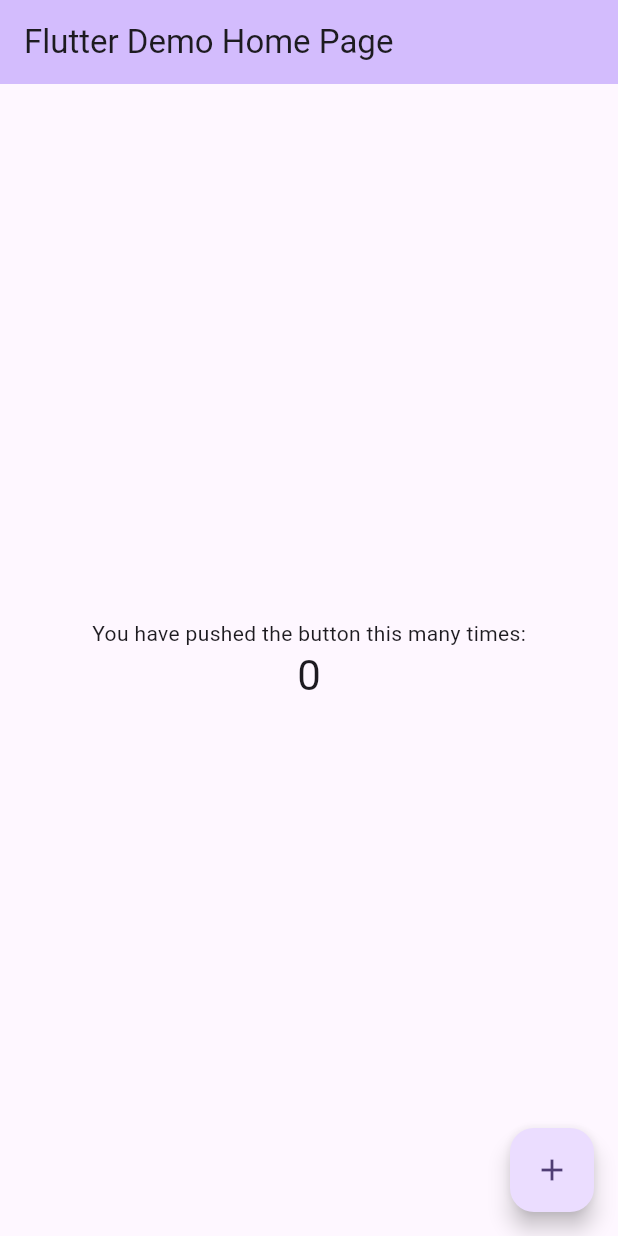
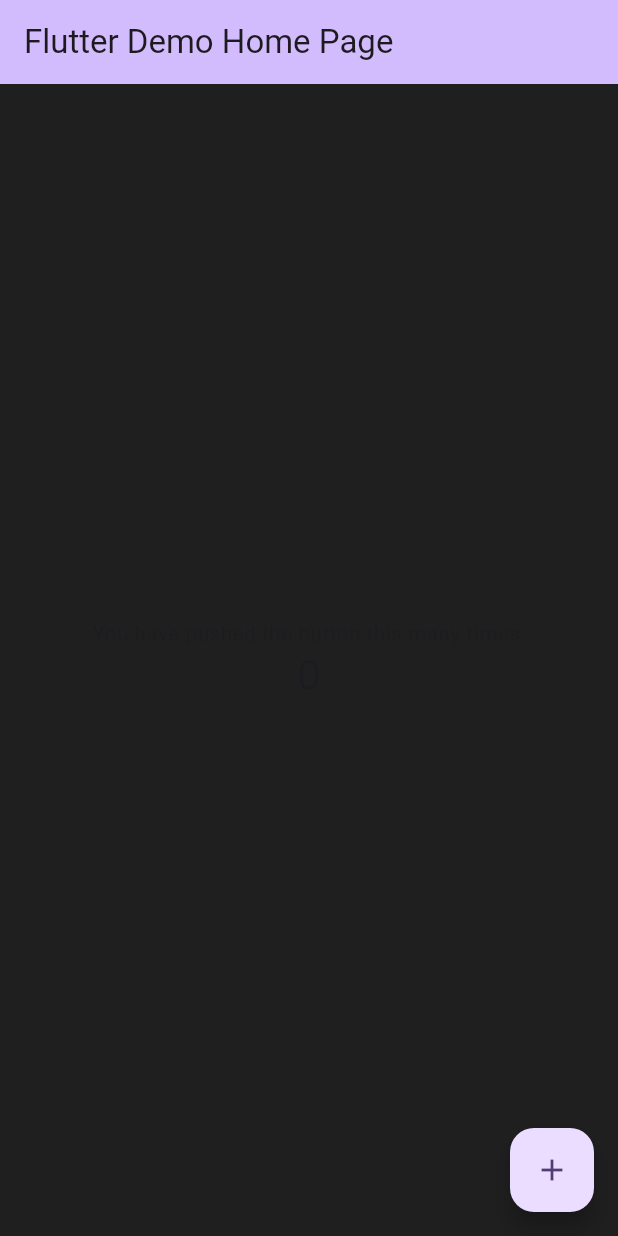
Before and after one commit to IlmanNashran/Quiz-App, a Flutter app: the screen it shows after launch, on a phone screen of 412 x 824 dp. Run offline on Flutter 3.47's test engine with Material 2 defaults, Android fonts, the phone set to English and light mode, and no system bars; Roboto replaces fonts that are missing (ArchitectsDaughter).

Commit message:
create color background

```diff
--- a/lib/main.dart
+++ b/lib/main.dart
@@ -14,6 +14,7 @@ class MyApp extends StatelessWidget {
       title: 'Quiz APP',
       theme: ThemeData(
         fontFamily: 'ArchitectsDaughter',
+        scaffoldBackgroundColor: const Color.fromRGBO(31, 31, 31, 1.0),
         colorScheme: ColorScheme.fromSeed(seedColor: Colors.deepPurple),
         useMaterial3: true,
       ),
```
